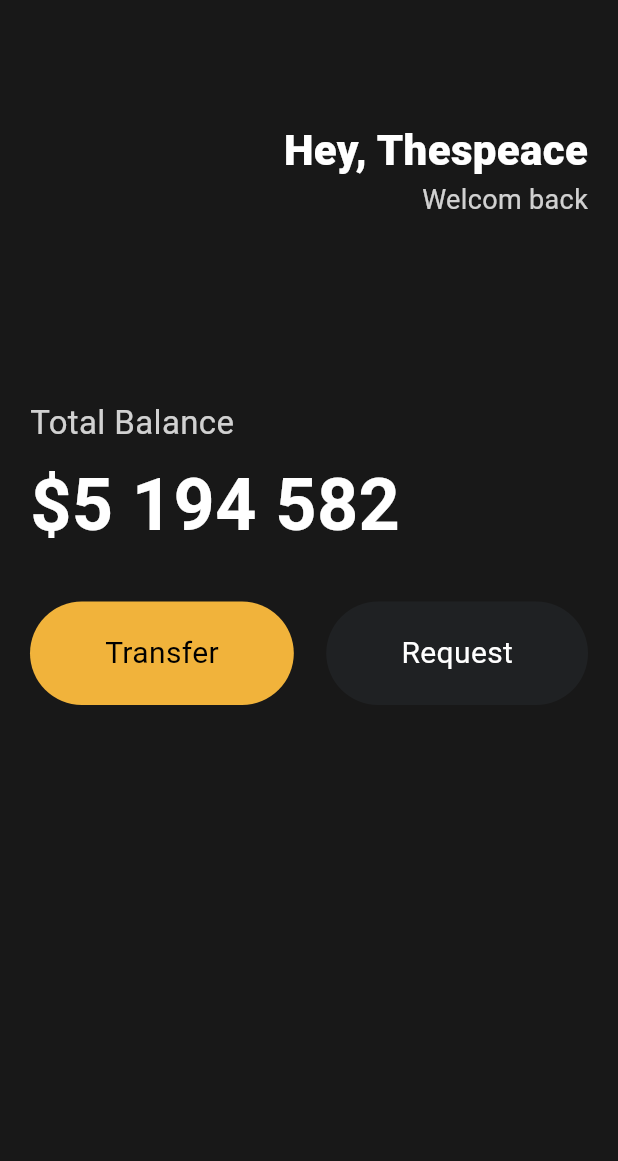
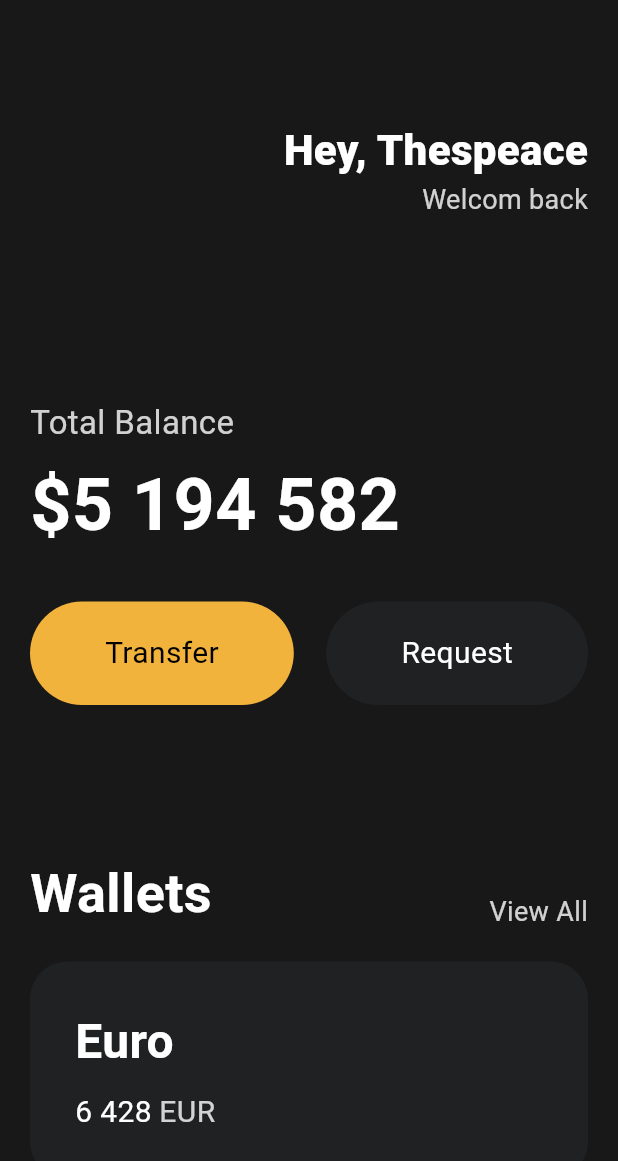
Before and after one commit to thespeace/learn_flutter_starter, a Flutter app: the screen it shows after launch, on a phone screen of 412 x 824 dp. Shown: the top 1161 px of the screen. Run offline on Flutter 3.47's test engine with Material 3 defaults, Android fonts, the phone set to English and light mode, and no system bars.

Commit message:
FEAT: UI Challenge-cards

```diff
--- a/lib/main.dart
+++ b/lib/main.dart
@@ -107,6 +107,82 @@
                   ),
                 ],
               ),
+              const SizedBox(
+                height: 100,
+              ),
+              Row(
+                crossAxisAlignment: CrossAxisAlignment.end,
+                mainAxisAlignment: MainAxisAlignment.spaceBetween,
+                children: [
+                const Text(
+                  'Wallets',
+                  style: TextStyle(
+                    color: Colors.white,
+                    fontSize: 36,
+                    fontWeight: FontWeight.w600,
+                  ),
+                ),
+                Text(
+                  'View All',
+                  style: TextStyle(
+                    color: Colors.white.withOpacity(0.8),
+                    fontSize: 18,
+                  ),
+                ),
+              ],),
+              const SizedBox(
+                height: 20,
+              ),
+              Container(
+                decoration: BoxDecoration(
+                  color: const Color(0xFF1F2123),
+                  borderRadius: BorderRadius.circular(25),
+                ),
+                child: Padding(
+                  padding: const EdgeInsets.all(30),
+                  child: Row(
+                    children: [
+                      Column(
+                        crossAxisAlignment: CrossAxisAlignment.start,
+                        children: [
+                          const Text(
+                            'Euro',
+                            style: TextStyle(
+                              color: Colors.white,
+                              fontSize: 32,
+                              fontWeight: FontWeight.w600,
+                            ),
+                          ),
+                          const SizedBox(
+                            height: 10,
+                          ),
+                          Row(
+                            children: [
+                              const Text(
+                                '6 428',
+                                style: TextStyle(
+                                  color: Colors.white,
+                                  fontSize: 20,
+                                ),
+                              ),
+                              const SizedBox(
+                                width: 5,
+                              ),
+                              Text(
+                                'EUR',
+                                style: TextStyle(
+                                  color: Colors.white.withOpacity(0.8),
+                                  fontSize: 20,
+                                ),
+                              ),
+                            ],
+                          ),
+                        ],
+                      ),
+                    ],
+                  ),
+                ),
+              ),
             ],
           ),
         )
```
